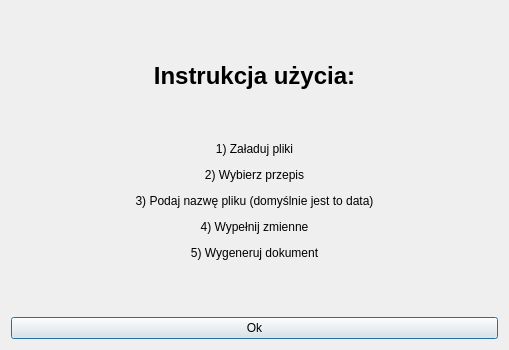
sealcode/gpandoc, file ui/help.ui: the form before one commit.
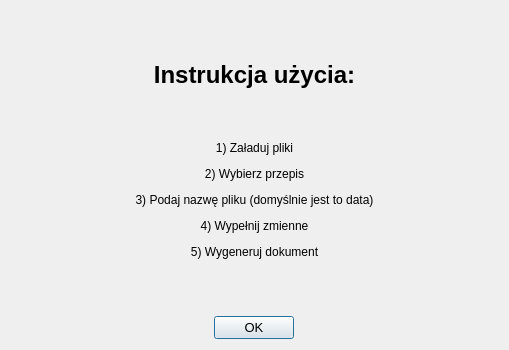
The form after the commit.

Commit message: Add help, about gPandoc and settings dialogs

The edit to the form file:
```diff
--- a/ui/help.ui
+++ b/ui/help.ui
@@ -16,15 +16,26 @@
   <layout class="QVBoxLayout" name="verticalLayout">
    <item>
     <widget class="QLabel" name="label">
+     <property name="minimumSize">
+      <size>
+       <width>200</width>
+       <height>0</height>
+      </size>
+     </property>
      <property name="text">
       <string>&lt;html&gt;&lt;head/&gt;&lt;body&gt;&lt;p align=&quot;center&quot;&gt;&lt;span style=&quot; font-size:18pt; font-weight:600;&quot;&gt;Instrukcja użycia:&lt;/span&gt;&lt;/p&gt;&lt;p align=&quot;center&quot;&gt;&lt;br/&gt;&lt;/p&gt;&lt;p align=&quot;center&quot;&gt;1) Załaduj pliki&lt;/p&gt;&lt;p align=&quot;center&quot;&gt;2) Wybierz przepis&lt;/p&gt;&lt;p align=&quot;center&quot;&gt;3) Podaj nazwę pliku (domyślnie jest to data)&lt;/p&gt;&lt;p align=&quot;center&quot;&gt;4) Wypełnij zmienne&lt;/p&gt;&lt;p align=&quot;center&quot;&gt;5) Wygeneruj dokument&lt;/p&gt;&lt;/body&gt;&lt;/html&gt;</string>
      </property>
     </widget>
    </item>
-   <item>
-    <widget class="QPushButton" name="pushButton">
-     <property name="text">
-      <string>Ok</string>
+   <item alignment="Qt::AlignHCenter">
+    <widget class="QDialogButtonBox" name="buttonBox">
+     <property name="font">
+      <font>
+       <pointsize>10</pointsize>
+      </font>
+     </property>
+     <property name="standardButtons">
+      <set>QDialogButtonBox::Ok</set>
      </property>
     </widget>
    </item>
```
The commit also changes 5 other files.
